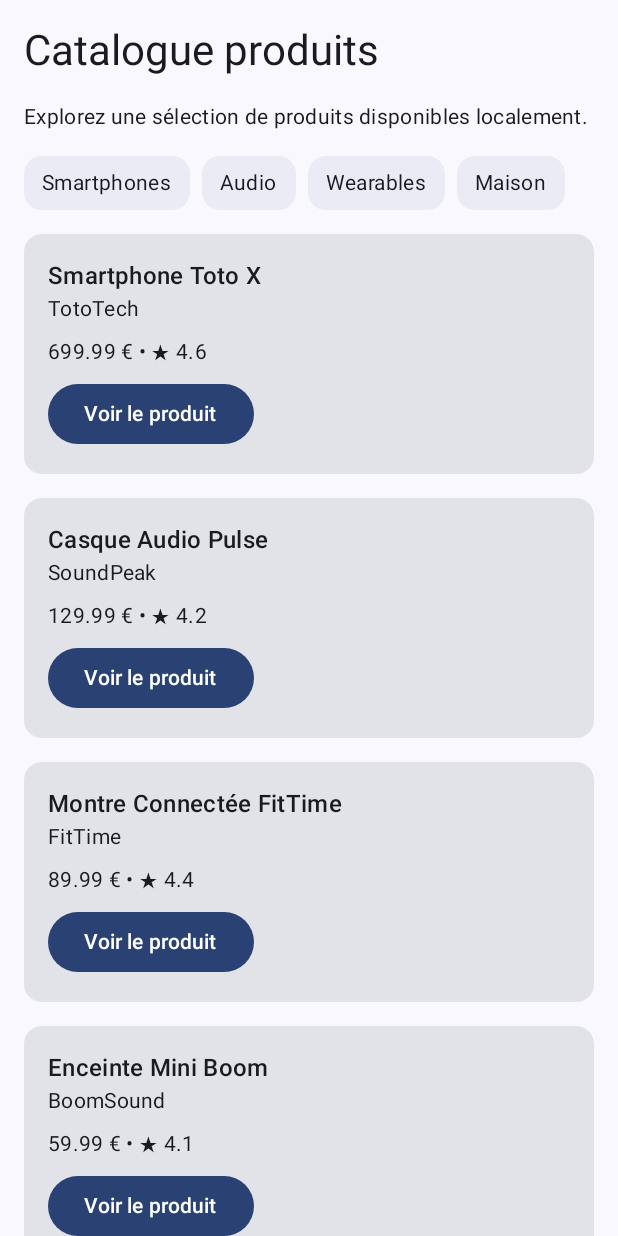
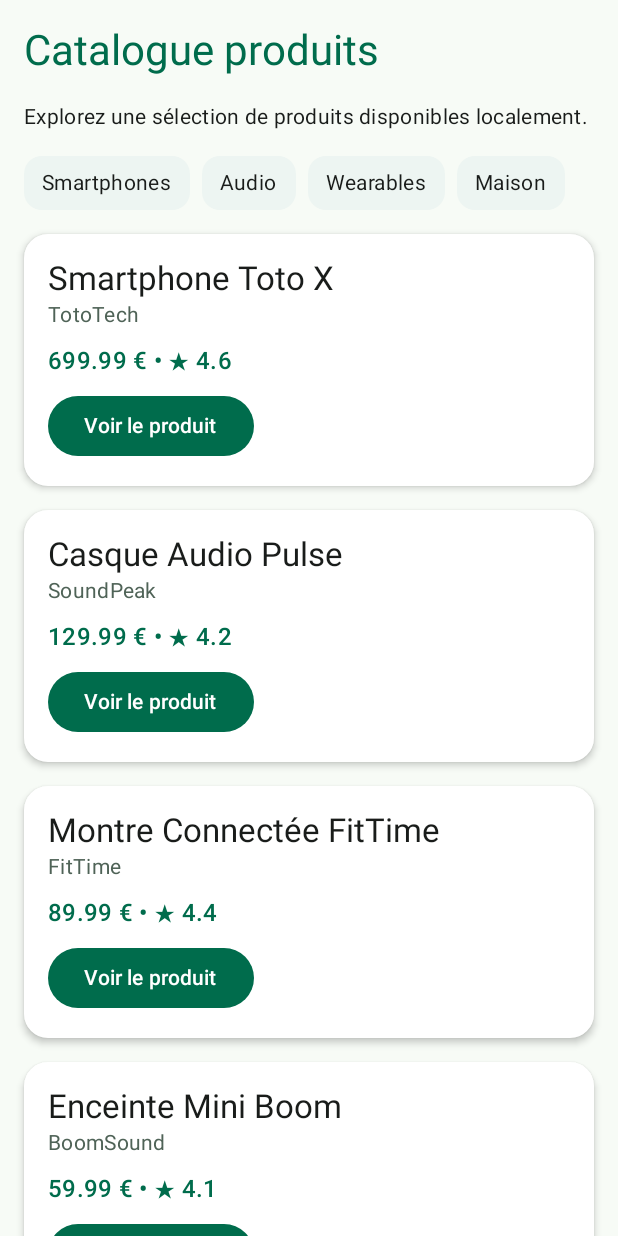
Before and after one commit to Ju-HQP/ProductExplorerTP2, an Android app built with Jetpack Compose: the screen it shows after launch (MainActivity), on a phone screen of 412 x 824 dp. Run offline under Robolectric (Android 15) with nearby library versions, the phone set to English and light mode, and no system bars.

Commit message:
style: ajout thèmes clair et sombre, backgrounds et taille des titres

```diff
--- a/app/src/main/java/com/example/productexplorer/MainActivity.kt
+++ b/app/src/main/java/com/example/productexplorer/MainActivity.kt
@@ -4,6 +4,7 @@ import android.os.Bundle
 import androidx.activity.ComponentActivity
 import androidx.activity.compose.setContent
 import androidx.activity.enableEdgeToEdge
+import androidx.compose.foundation.background
 import androidx.compose.foundation.layout.Arrangement
 import androidx.compose.foundation.layout.Box
 import androidx.compose.foundation.layout.Column
@@ -21,6 +22,7 @@ import androidx.compose.material.icons.Icons
 import androidx.compose.material.icons.filled.Star
 import androidx.compose.material3.Button
 import androidx.compose.material3.Card
+import androidx.compose.material3.CardDefaults
 import androidx.compose.material3.Icon
 import androidx.compose.material3.MaterialTheme
 import androidx.compose.material3.OutlinedTextField
@@ -78,7 +80,9 @@ class MainActivity : ComponentActivity() {
         modifier: Modifier = Modifier
     ) {
         LazyColumn(
-            modifier = modifier.fillMaxSize(),
+            modifier = modifier
+                .fillMaxSize()
+                .background(MaterialTheme.colorScheme.background),
             contentPadding = PaddingValues(16.dp),
             // Ajoute une marge intérieure autour du contenu de la liste
             verticalArrangement = Arrangement.spacedBy(16.dp)
@@ -87,7 +91,8 @@ class MainActivity : ComponentActivity() {
             item {
                 Text(
                     text = "Catalogue produits",
-                    style = MaterialTheme.typography.headlineMedium
+                    style = MaterialTheme.typography.headlineMedium,
+                    color = MaterialTheme.colorScheme.primary
                 )
             }
             // affichage des catégories
@@ -121,22 +126,34 @@ class MainActivity : ComponentActivity() {
         onClick: () -> Unit,
         modifier: Modifier = Modifier
     ) {
-        Card(modifier = modifier.fillMaxWidth()) {
+        Card(
+            modifier = modifier.fillMaxWidth(),
+            shape = MaterialTheme.shapes.large,
+            colors = CardDefaults.cardColors(
+                containerColor = MaterialTheme.colorScheme.surface
+            ),
+            elevation = CardDefaults.cardElevation(
+                defaultElevation = 3.dp
+            )
+        ) {
             Column(
                 modifier = Modifier.padding(16.dp)
             ) {
                 Text(
                     text = product.title,
-                    style = MaterialTheme.typography.titleMedium
+                    style = MaterialTheme.typography.titleLarge,
+                    color = MaterialTheme.colorScheme.onSurface
                 )
                 Text(
                     text = product.brand,
-                    style = MaterialTheme.typography.bodyMedium
+                    style = MaterialTheme.typography.bodyMedium,
+                    color = MaterialTheme.colorScheme.secondary
                 )
                 Spacer(modifier = Modifier.height(8.dp))
                 Text(
                     text = "${product.price} € • ★ ${product.rating}",
-                    style = MaterialTheme.typography.bodyMedium
+                    style = MaterialTheme.typography.titleMedium,
+                    color = MaterialTheme.colorScheme.primary
                 )
                 Spacer(modifier = Modifier.height(8.dp))
                 Button(onClick = onClick) {
--- a/app/src/main/java/com/example/productexplorer/ui/theme/Theme.kt
+++ b/app/src/main/java/com/example/productexplorer/ui/theme/Theme.kt
@@ -9,47 +9,37 @@ import androidx.compose.material3.dynamicDarkColorScheme
 import androidx.compose.material3.dynamicLightColorScheme
 import androidx.compose.material3.lightColorScheme
 import androidx.compose.runtime.Composable
+import androidx.compose.ui.graphics.Color
 import androidx.compose.ui.platform.LocalContext
 
 private val DarkColorScheme = darkColorScheme(
-    primary = Purple80,
-    secondary = PurpleGrey80,
-    tertiary = Pink80
+    primary = Color(0xFF7DDBB0),
+    onPrimary = Color(0xFF003826),
+    secondary = Color(0xFFB7CCBC),
+    background = Color(0xFF101411),
+    onBackground = Color(0xFFE0E4DF),
+    surface = Color(0xFF1C211D),
+    onSurface = Color(0xFFE0E4DF)
 )
-
 private val LightColorScheme = lightColorScheme(
-    primary = Purple40,
-    secondary = PurpleGrey40,
-    tertiary = Pink40
-
-    /* Other default colors to override
-    background = Color(0xFFFFFBFE),
-    surface = Color(0xFFFFFBFE),
+    primary = Color(0xFF006C4C),
     onPrimary = Color.White,
-    onSecondary = Color.White,
-    onTertiary = Color.White,
-    onBackground = Color(0xFF1C1B1F),
-    onSurface = Color(0xFF1C1B1F),
-    */
+    secondary = Color(0xFF4F6357),
+    background = Color(0xFFF7FBF6),
+    onBackground = Color(0xFF191C1A),
+    surface = Color(0xFFFFFFFF),
+    onSurface = Color(0xFF191C1A)
 )
-
 @Composable
 fun ProductExplorerTheme(
     darkTheme: Boolean = isSystemInDarkTheme(),
-    // Dynamic color is available on Android 12+
-    dynamicColor: Boolean = true,
     content: @Composable () -> Unit
 ) {
-    val colorScheme = when {
-        dynamicColor && Build.VERSION.SDK_INT >= Build.VERSION_CODES.S -> {
-            val context = LocalContext.current
-            if (darkTheme) dynamicDarkColorScheme(context) else dynamicLightColorScheme(context)
-        }
-
-        darkTheme -> DarkColorScheme
-        else -> LightColorScheme
+    val colorScheme = if (darkTheme) {
+        DarkColorScheme
+    } else {
+        LightColorScheme
     }
-
     MaterialTheme(
         colorScheme = colorScheme,
         typography = Typography,
```
